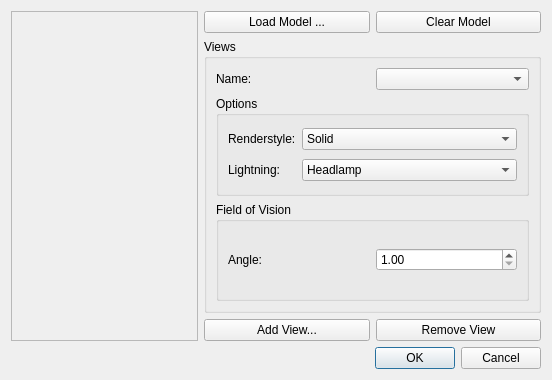
Qt form scribus/ui/osgeditor.ui (scribusproject/scribus) before a commit.
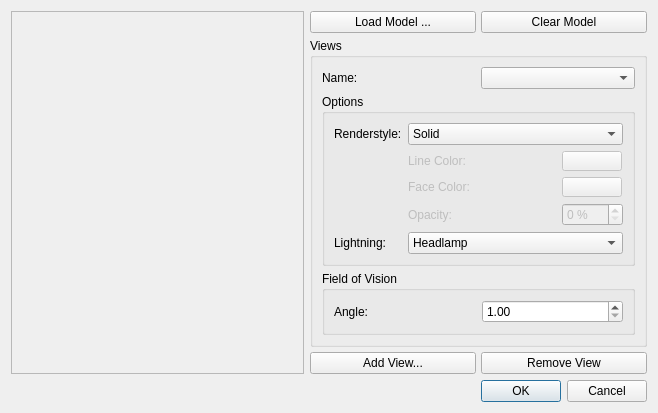
The same form after that commit. Custom widgets are drawn as their Qt base class.

```diff
--- a/scribus/ui/osgeditor.ui
+++ b/scribus/ui/osgeditor.ui
@@ -6,8 +6,8 @@
    <rect>
     <x>0</x>
     <y>0</y>
-    <width>552</width>
-    <height>380</height>
+    <width>658</width>
+    <height>411</height>
    </rect>
   </property>
   <property name="windowTitle">
@@ -107,6 +107,9 @@
      </item>
      <item>
       <layout class="QVBoxLayout" name="verticalLayout_2">
+       <property name="spacing">
+        <number>5</number>
+       </property>
        <item>
         <layout class="QHBoxLayout" name="horizontalLayout">
          <item>
@@ -137,6 +140,9 @@
           <string>Views</string>
          </property>
          <layout class="QVBoxLayout" name="verticalLayout">
+          <property name="spacing">
+           <number>5</number>
+          </property>
           <item>
            <layout class="QHBoxLayout" name="horizontalLayout_2">
             <item>
@@ -256,7 +262,107 @@
                </item>
               </widget>
              </item>
-             <item row="1" column="0">
+             <item row="1" column="1">
+              <layout class="QGridLayout" name="gridLayout">
+               <item row="0" column="0">
+                <widget class="QLabel" name="label">
+                 <property name="enabled">
+                  <bool>false</bool>
+                 </property>
+                 <property name="text">
+                  <string>Line Color:</string>
+                 </property>
+                </widget>
+               </item>
+               <item row="0" column="1">
+                <widget class="QPushButton" name="buttonACcolor">
+                 <property name="enabled">
+                  <bool>false</bool>
+                 </property>
+                 <property name="minimumSize">
+                  <size>
+                   <width>60</width>
+                   <height>20</height>
+                  </size>
+                 </property>
+                 <property name="maximumSize">
+                  <size>
+                   <width>60</width>
+                   <height>20</height>
+                  </size>
+                 </property>
+                 <property name="text">
+                  <string/>
+                 </property>
+                 <property name="autoDefault">
+                  <bool>false</bool>
+                 </property>
+                </widget>
+               </item>
+               <item row="1" column="0">
+                <widget class="QLabel" name="label_2">
+                 <property name="enabled">
+                  <bool>false</bool>
+                 </property>
+                 <property name="text">
+                  <string>Face Color:</string>
+                 </property>
+                </widget>
+               </item>
+               <item row="1" column="1">
+                <widget class="QPushButton" name="buttonFCcolor">
+                 <property name="enabled">
+                  <bool>false</bool>
+                 </property>
+                 <property name="minimumSize">
+                  <size>
+                   <width>60</width>
+                   <height>20</height>
+                  </size>
+                 </property>
+                 <property name="maximumSize">
+                  <size>
+                   <width>60</width>
+                   <height>20</height>
+                  </size>
+                 </property>
+                 <property name="text">
+                  <string/>
+                 </property>
+                 <property name="autoDefault">
+                  <bool>false</bool>
+                 </property>
+                </widget>
+               </item>
+               <item row="2" column="0">
+                <widget class="QLabel" name="label_3">
+                 <property name="enabled">
+                  <bool>false</bool>
+                 </property>
+                 <property name="text">
+                  <string>Opacity:</string>
+                 </property>
+                </widget>
+               </item>
+               <item row="2" column="1">
+                <widget class="QSpinBox" name="transpSpin">
+                 <property name="enabled">
+                  <bool>false</bool>
+                 </property>
+                 <property name="suffix">
+                  <string> %</string>
+                 </property>
+                 <property name="maximum">
+                  <number>100</number>
+                 </property>
+                 <property name="singleStep">
+                  <number>10</number>
+                 </property>
+                </widget>
+               </item>
+              </layout>
+             </item>
+             <item row="2" column="0">
               <widget class="QLabel" name="label_9">
                <property name="sizePolicy">
                 <sizepolicy hsizetype="Maximum" vsizetype="Preferred">
@@ -269,7 +375,7 @@
                </property>
               </widget>
              </item>
-             <item row="1" column="1">
+             <item row="2" column="1">
               <widget class="QComboBox" name="lightStyleCombo">
                <property name="currentIndex">
                 <number>1</number>
```
Left out of the diff: 2 changed lines with no effect on the pictures.
